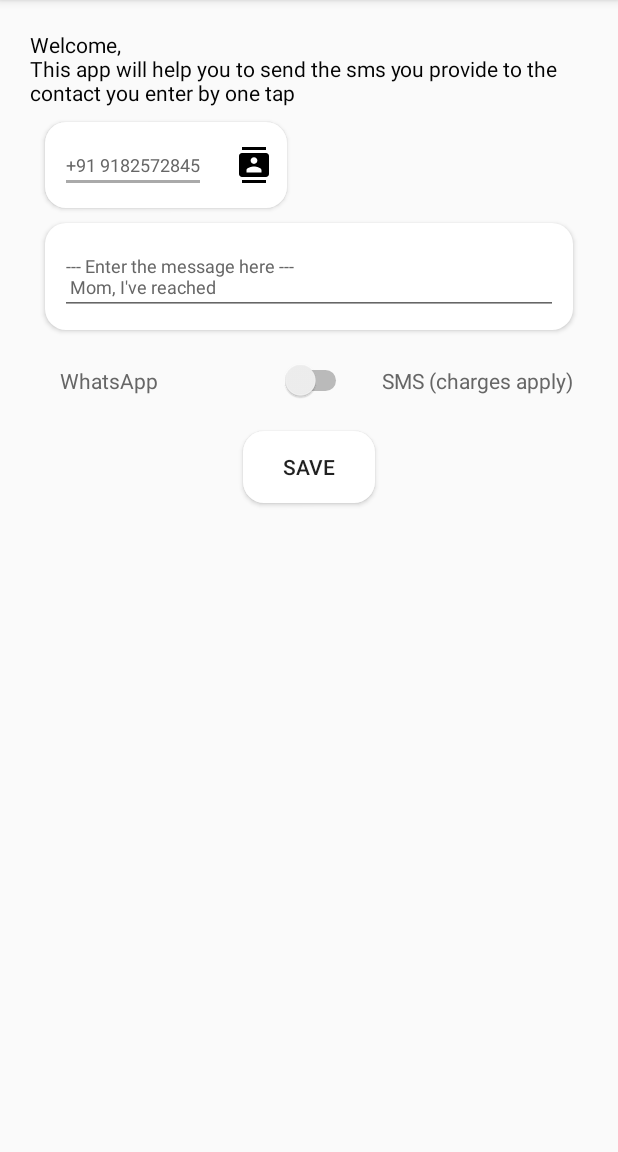
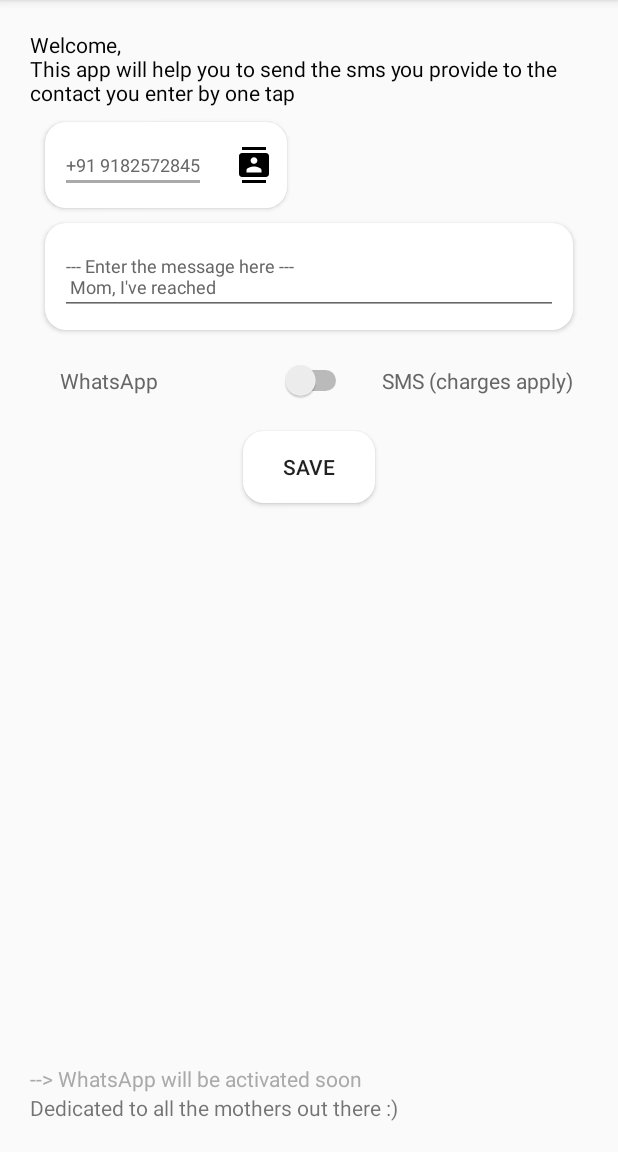
Before and after one commit to ArchitGargPro/FastSMS, an Android app: the screen it shows after launch (MainActivity), on a phone screen of 412 x 824 dp, the part 84-1236 px from its top. Run offline under Robolectric (Android 15) with nearby library versions, the phone set to English and light mode, and no system bars.

Commit message:
Fast SMS v1.0 ready, whatsapp message code added but not activated yet

```diff
--- a/app/src/main/java/archit/fastsms/DatabseManager/Data.java
+++ b/app/src/main/java/archit/fastsms/DatabseManager/Data.java
@@ -1,8 +1,8 @@
 package archit.fastsms.DatabseManager;
 
 public class Data {
-    private String Message = "Hey There!";
-    private String Phone = "9891192474";
+    private String Message = "";
+    private String Phone = "";
     private String type = "1";
 
     public Data(String message, String phone, String type) {
--- a/app/src/main/res/layout/content_main.xml
+++ b/app/src/main/res/layout/content_main.xml
@@ -128,4 +128,20 @@
         app:layout_constraintStart_toStartOf="parent"
         app:layout_constraintEnd_toEndOf="parent" />
 
+    <TextView
+        android:layout_width="wrap_content"
+        android:layout_height="wrap_content"
+        android:text="@string/credit2"
+        android:textColor="@color/colorAccent"
+        app:layout_constraintStart_toStartOf="parent"
+        app:layout_constraintBottom_toTopOf="@+id/credits"/>
+
+    <TextView
+        android:id="@+id/credits"
+        android:layout_width="wrap_content"
+        android:layout_height="wrap_content"
+        android:text="@string/credit1"
+        app:layout_constraintStart_toStartOf="parent"
+        app:layout_constraintBottom_toBottomOf="parent"/>
+
 </android.support.constraint.ConstraintLayout>
--- a/app/src/main/res/values/strings.xml
+++ b/app/src/main/res/values/strings.xml
@@ -15,4 +15,6 @@
     <string name="op2">SMS (charges apply)</string>
     <string name="snack">Check for this icon in your apps to send Fast SMS</string>
     <string name="sent">SMS Sent</string>
+    <string name="credit1">Dedicated to all the mothers out there :)</string>
+    <string name="credit2">--> WhatsApp will be activated soon</string>
 </resources>
```
Also changed, not shown: app/src/main/java/archit/fastsms/MainActivity.java (+26 -4 lines), app/src/main/java/archit/fastsms/SendSMS.java (+9 -4 lines).
